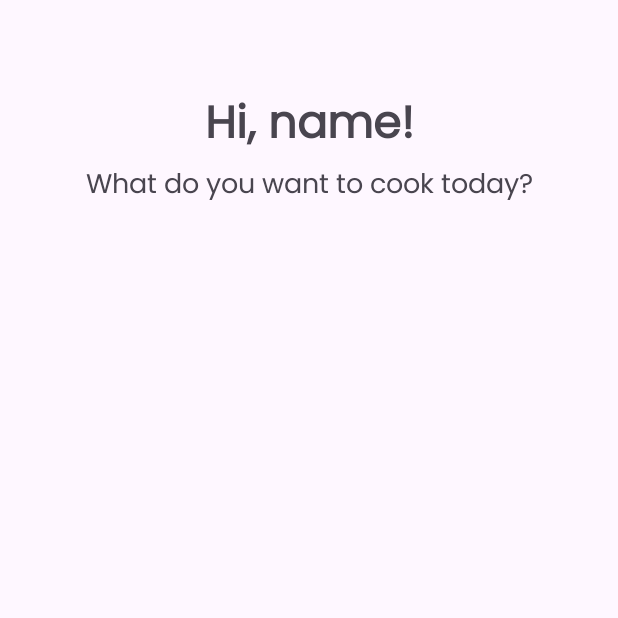
After one commit to hamzhrdn/EZEats, an Android app: the fragment HomeFragment shown on its own in the app's theme, on a phone screen of 412 x 824 dp, the top half of it. The commit adds this screen. Run offline under Robolectric (Android 15) with nearby library versions, the phone set to English and light mode, and no system bars.

Commit message:
Initial commit

```diff
--- /dev/null
+++ b/app/src/main/java/com/example/ezeats/home/HomeFragment.kt
@@ -0,0 +1,32 @@
+package com.example.ezeats.home
+
+import androidx.lifecycle.ViewModelProvider
+import android.os.Bundle
+import androidx.fragment.app.Fragment
+import android.view.LayoutInflater
+import android.view.View
+import android.view.ViewGroup
+import com.example.ezeats.R
+
+class HomeFragment : Fragment() {
+
+    companion object {
+        fun newInstance() = HomeFragment()
+    }
+
+    private lateinit var viewModel: HomeViewModel
+
+    override fun onCreateView(
+        inflater: LayoutInflater, container: ViewGroup?,
+        savedInstanceState: Bundle?
+    ): View? {
+        return inflater.inflate(R.layout.fragment_home, container, false)
+    }
+
+    override fun onActivityCreated(savedInstanceState: Bundle?) {
+        super.onActivityCreated(savedInstanceState)
+        viewModel = ViewModelProvider(this).get(HomeViewModel::class.java)
+        // TODO: Use the ViewModel
+    }
+
+}
--- /dev/null
+++ b/app/src/main/java/com/example/ezeats/home/HomeViewModel.kt
@@ -0,0 +1,7 @@
+package com.example.ezeats.home
+
+import androidx.lifecycle.ViewModel
+
+class HomeViewModel : ViewModel() {
+    // TODO: Implement the ViewModel
+}
--- /dev/null
+++ b/app/src/main/res/layout/fragment_home.xml
@@ -0,0 +1,41 @@
+<?xml version="1.0" encoding="utf-8"?>
+<FrameLayout xmlns:android="http://schemas.android.com/apk/res/android"
+    xmlns:app="http://schemas.android.com/apk/res-auto"
+    xmlns:tools="http://schemas.android.com/tools"
+    android:layout_width="match_parent"
+    android:layout_height="match_parent"
+    tools:context=".home.HomeFragment"
+    >
+
+    <androidx.constraintlayout.widget.ConstraintLayout
+        android:layout_width="match_parent"
+        android:layout_height="match_parent"
+        android:backgroundTint="@color/green">
+
+        <TextView
+            android:id="@+id/title"
+            android:layout_width="match_parent"
+            android:layout_height="wrap_content"
+            android:layout_marginTop="60dp"
+            android:gravity="center"
+            android:text="@string/hello_home"
+            android:textSize="30sp"
+            android:textStyle="bold"
+            android:fontFamily="@font/poppins"
+            app:layout_constraintTop_toTopOf="parent" />
+
+        <TextView
+            android:id="@+id/subtitle"
+            android:layout_width="wrap_content"
+            android:layout_height="wrap_content"
+            android:text="@string/subtitle_home"
+            android:textSize="18sp"
+            android:textStyle="normal"
+            android:fontFamily="@font/poppins"
+            app:layout_constraintEnd_toEndOf="parent"
+            app:layout_constraintStart_toStartOf="parent"
+            app:layout_constraintTop_toBottomOf="@+id/title" />
+
+
+    </androidx.constraintlayout.widget.ConstraintLayout>
+</FrameLayout>
--- a/app/src/main/res/values/colors.xml
+++ b/app/src/main/res/values/colors.xml
@@ -2,4 +2,5 @@
 <resources>
     <color name="black">#FF000000</color>
     <color name="white">#FFFFFFFF</color>
+    <color name="green">#129575</color>
 </resources>
--- a/app/src/main/res/values/strings.xml
+++ b/app/src/main/res/values/strings.xml
@@ -1,3 +1,5 @@
 <resources>
     <string name="app_name">EZEats</string>
+    <string name="hello_home">Hi, name!</string>
+    <string name="subtitle_home">What do you want to cook today?</string>
 </resources>
```
Also changed, not shown: app/build.gradle.kts (+8 -0 lines), app/src/main/java/com/example/ezeats/MainActivity.kt (+9 -0 lines), app/src/main/java/com/example/ezeats/home/HomeActivity.kt (deleted, +0 -12 lines), app/src/main/res/font/font_family.xml (added, +8 -0 lines), app/src/main/res/layout/activity_home.xml (deleted, +0 -9 lines), app/src/main/res/layout/activity_main.xml (+18 -4 lines), app/src/main/res/menu/navigation.xml (added, +27 -0 lines), app/src/main/res/font/poppins.ttf (added).
